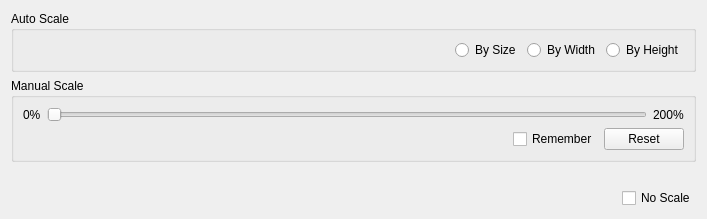
The window that src/gui/controll-bar-area/scale-setting.ui (haocxy/smooth-comic) describes before a commit, drawn with Qt 5.
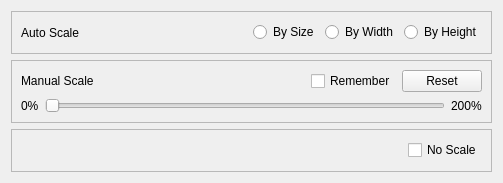
The same window after the commit.

Commit message: 改进缩放设置界面布局

Patch:
```diff
--- a/src/gui/controll-bar-area/scale-setting.ui
+++ b/src/gui/controll-bar-area/scale-setting.ui
@@ -6,20 +6,30 @@
    <rect>
     <x>0</x>
     <y>0</y>
-    <width>702</width>
-    <height>217</height>
+    <width>502</width>
+    <height>183</height>
    </rect>
   </property>
   <property name="windowTitle">
    <string>Form</string>
   </property>
-  <layout class="QVBoxLayout" name="verticalLayout">
+  <layout class="QVBoxLayout" name="verticalLayout_2">
    <item>
-    <widget class="QGroupBox" name="groupBox">
-     <property name="title">
+    <widget class="QFrame" name="frame">
+     <property name="frameShape">
+      <enum>QFrame::StyledPanel</enum>
+     </property>
+     <property name="frameShadow">
+      <enum>QFrame::Raised</enum>
+     </property>
+     <layout class="QHBoxLayout" name="horizontalLayout_5">
+      <item>
+       <widget class="QLabel" name="label_3">
+        <property name="text">
       <string>Auto Scale</string>
      </property>
-     <layout class="QHBoxLayout" name="horizontalLayout">
+       </widget>
+      </item>
       <item>
        <spacer name="horizontalSpacer_3">
         <property name="orientation">
@@ -27,7 +37,7 @@
         </property>
         <property name="sizeHint" stdset="0">
          <size>
-          <width>40</width>
+          <width>156</width>
           <height>20</height>
          </size>
         </property>
@@ -61,11 +71,52 @@
     </widget>
    </item>
    <item>
-    <widget class="QGroupBox" name="groupBox_2">
-     <property name="title">
+    <widget class="QFrame" name="frame_2">
+     <property name="frameShape">
+      <enum>QFrame::StyledPanel</enum>
+     </property>
+     <property name="frameShadow">
+      <enum>QFrame::Raised</enum>
+     </property>
+     <layout class="QVBoxLayout" name="verticalLayout">
+      <item>
+       <layout class="QHBoxLayout" name="horizontalLayout">
+        <item>
+         <widget class="QLabel" name="label_4">
+          <property name="text">
       <string>Manual Scale</string>
      </property>
-     <layout class="QVBoxLayout" name="verticalLayout_2">
+         </widget>
+        </item>
+        <item>
+         <spacer name="horizontalSpacer_6">
+          <property name="orientation">
+           <enum>Qt::Horizontal</enum>
+          </property>
+          <property name="sizeHint" stdset="0">
+           <size>
+            <width>40</width>
+            <height>20</height>
+           </size>
+          </property>
+         </spacer>
+        </item>
+        <item>
+         <widget class="QCheckBox" name="checkBox_2">
+          <property name="text">
+           <string>Remember</string>
+          </property>
+         </widget>
+        </item>
+        <item>
+         <widget class="QPushButton" name="pushButton">
+          <property name="text">
+           <string>Reset</string>
+          </property>
+         </widget>
+        </item>
+       </layout>
+      </item>
       <item>
        <layout class="QHBoxLayout" name="horizontalLayout_2">
         <item>
@@ -79,7 +130,7 @@
          <widget class="QSlider" name="horizontalSlider">
           <property name="minimumSize">
            <size>
-            <width>600</width>
+            <width>400</width>
             <height>0</height>
            </size>
           </property>
@@ -97,45 +148,18 @@
         </item>
        </layout>
       </item>
-      <item>
-       <layout class="QHBoxLayout" name="horizontalLayout_4">
-        <item>
-         <spacer name="horizontalSpacer_6">
-          <property name="orientation">
-           <enum>Qt::Horizontal</enum>
-          </property>
-          <property name="sizeHint" stdset="0">
-           <size>
-            <width>40</width>
-            <height>20</height>
-           </size>
-          </property>
-         </spacer>
-        </item>
-        <item>
-         <widget class="QCheckBox" name="checkBox_2">
-          <property name="text">
-           <string>Remember</string>
-          </property>
-         </widget>
-        </item>
-        <item>
-         <widget class="QPushButton" name="pushButton">
-          <property name="text">
-           <string>Reset</string>
-          </property>
-         </widget>
-        </item>
-       </layout>
-      </item>
-     </layout>
+     </layout>
     </widget>
    </item>
    <item>
+    <widget class="QFrame" name="frame_3">
+     <property name="frameShape">
+      <enum>QFrame::StyledPanel</enum>
+     </property>
+     <property name="frameShadow">
+      <enum>QFrame::Raised</enum>
+     </property>
     <layout class="QHBoxLayout" name="horizontalLayout_3">
-     <property name="topMargin">
-      <number>20</number>
-     </property>
      <item>
       <spacer name="horizontalSpacer_2">
        <property name="orientation">
@@ -157,6 +181,7 @@
       </widget>
      </item>
     </layout>
+    </widget>
    </item>
   </layout>
  </widget>
```
Lines whose indentation alone changed are shown as unchanged.
